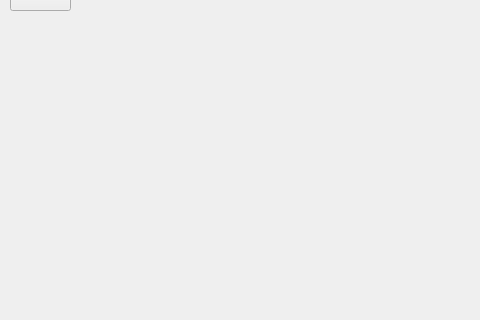
First picture: the form in design_admin.ui, repository Blinded-by-luck/mil_faculty_app, before the edit; both pictures show x 0 to 480 and y 90 to 410 of the 800 by 600 pixel window.
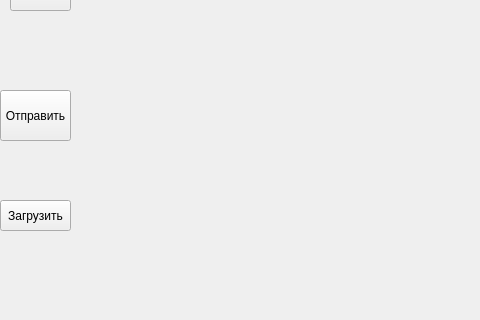
Second picture: the form after the edit.

What changed in the file:
```diff
--- a/design_admin.ui
+++ b/design_admin.ui
@@ -34,6 +34,32 @@
 узел</string>
     </property>
    </widget>
+   <widget class="QPushButton" name="send_btn">
+    <property name="geometry">
+     <rect>
+      <x>0</x>
+      <y>180</y>
+      <width>71</width>
+      <height>51</height>
+     </rect>
+    </property>
+    <property name="text">
+     <string>Отправить</string>
+    </property>
+   </widget>
+   <widget class="QPushButton" name="download_btn">
+    <property name="geometry">
+     <rect>
+      <x>0</x>
+      <y>290</y>
+      <width>71</width>
+      <height>31</height>
+     </rect>
+    </property>
+    <property name="text">
+     <string>Загрузить</string>
+    </property>
+   </widget>
   </widget>
   <widget class="QMenuBar" name="menubar">
    <property name="geometry">
```
